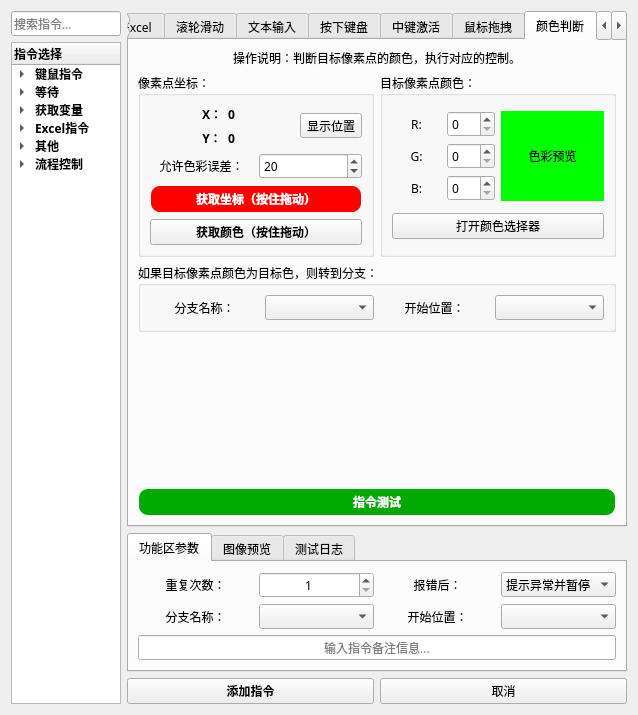
find-xposed-magisk/automatic_clicker_2, file Window/导航窗口.ui: the form before one commit.
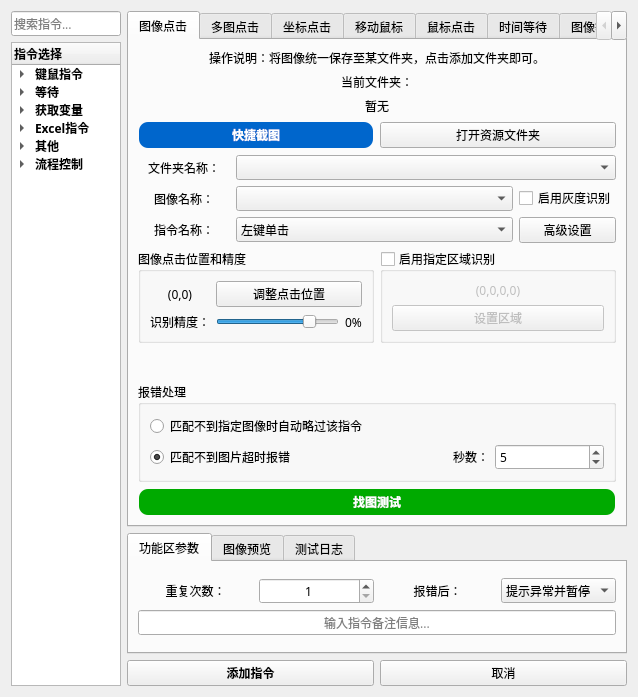
The form after the commit. The open tabs and pages were chosen to show the change. Icons and pictures are not drawn.

Commit message:
refactor(core): 移除分支功能相关代码并优化执行逻辑
- 删除 branchwin_ui.py 文件及其相关界面功能
- 从 icon.py 中移除 move_to_branch 图标资源
- 从 images.qrc 中移除移动到分支图片资源
- 从 main_work.py 中移除分支名称索引和分支表名列表相关变量
- 简化 execute_instructions 方法参数，移除分支索引参数
- 移除跳转分支指令类型及相关处理逻辑
- 移除变量判断和颜色判断指令类型
- 更新异常处理逻辑，移除分支跳转相关处理
- 从 mainwindow_ui.py 中移除分支管理相关的UI组件
- 重命名异常处理列标题为异常处理
- 在 node.py 中添加节点位置改变时的自动连接功能
- 更新 README.md 数据库说明文档

```diff
--- a/Window/导航窗口.ui
+++ b/Window/导航窗口.ui
@@ -5196,608 +5196,6 @@
          </item>
         </layout>
        </widget>
-       <widget class="QWidget" name="tab_46">
-        <attribute name="title">
-         <string>颜色判断</string>
-        </attribute>
-        <layout class="QVBoxLayout" name="verticalLayout_88">
-         <item>
-          <widget class="QLabel" name="label_187">
-           <property name="sizePolicy">
-            <sizepolicy hsizetype="Preferred" vsizetype="Preferred">
-             <horstretch>0</horstretch>
-             <verstretch>0</verstretch>
-            </sizepolicy>
-           </property>
-           <property name="text">
-            <string>操作说明：判断目标像素点的颜色，执行对应的控制。</string>
-           </property>
-           <property name="alignment">
-            <set>Qt::AlignmentFlag::AlignCenter</set>
-           </property>
-           <property name="wordWrap">
-            <bool>false</bool>
-           </property>
-           <property name="margin">
-            <number>0</number>
-           </property>
-           <property name="indent">
-            <number>-1</number>
-           </property>
-           <property name="openExternalLinks">
-            <bool>false</bool>
-           </property>
-          </widget>
-         </item>
-         <item>
-          <layout class="QHBoxLayout" name="horizontalLayout_39" stretch="1,1">
-           <item>
-            <widget class="QGroupBox" name="groupBox_82">
-             <property name="title">
-              <string>像素点坐标：</string>
-             </property>
-             <layout class="QGridLayout" name="gridLayout_80">
-              <item row="0" column="3">
-               <spacer name="horizontalSpacer_29">
-                <property name="orientation">
-                 <enum>Qt::Orientation::Horizontal</enum>
-                </property>
-                <property name="sizeHint" stdset="0">
-                 <size>
-                  <width>91</width>
-                  <height>20</height>
-                 </size>
-                </property>
-               </spacer>
-              </item>
-              <item row="3" column="0" colspan="5">
-               <widget class="QPushButton" name="pushButton_82">
-                <property name="font">
-                 <font>
-                  <family>微软雅黑</family>
-                  <bold>true</bold>
-                 </font>
-                </property>
-                <property name="text">
-                 <string>获取颜色（按住拖动）</string>
-                </property>
-               </widget>
-              </item>
-              <item row="0" column="1">
-               <layout class="QGridLayout" name="gridLayout_79">
-                <item row="0" column="0">
-                 <widget class="QLabel" name="label_192">
-                  <property name="font">
-                   <font>
-                    <family>微软雅黑</family>
-                    <bold>true</bold>
-                   </font>
-                  </property>
-                  <property name="text">
-                   <string>X：</string>
-                  </property>
-                  <property name="alignment">
-                   <set>Qt::AlignmentFlag::AlignCenter</set>
-                  </property>
-                 </widget>
-                </item>
-                <item row="0" column="1">
-                 <widget class="QLabel" name="label_197">
-                  <property name="font">
-                   <font>
-                    <family>微软雅黑</family>
-                    <bold>true</bold>
-                   </font>
-                  </property>
-                  <property name="text">
-                   <string>0</string>
-                  </property>
-                  <property name="alignment">
-                   <set>Qt::AlignmentFlag::AlignCenter</set>
-                  </property>
-                 </widget>
-                </item>
-                <item row="1" column="0">
-                 <widget class="QLabel" name="label_196">
-                  <property name="font">
-                   <font>
-                    <family>微软雅黑</family>
-                    <bold>true</bold>
-                   </font>
-                  </property>
-                  <property name="text">
-                   <string>Y：</string>
-                  </property>
-                  <property name="alignment">
-                   <set>Qt::AlignmentFlag::AlignCenter</set>
-                  </property>
-                 </widget>
-                </item>
-                <item row="1" column="1">
-                 <widget class="QLabel" name="label_195">
-                  <property name="font">
-                   <font>
-                    <family>微软雅黑</family>
-                    <bold>true</bold>
-                   </font>
-                  </property>
-                  <property name="text">
-                   <string>0</string>
-                  </property>
-                  <property name="alignment">
-                   <set>Qt::AlignmentFlag::AlignCenter</set>
-                  </property>
-                 </widget>
-                </item>
-               </layout>
-              </item>
-              <item row="0" column="0">
-               <spacer name="horizontalSpacer_27">
-                <property name="orientation">
-                 <enum>Qt::Orientation::Horizontal</enum>
-                </property>
-                <property name="sizeHint" stdset="0">
-                 <size>
-                  <width>91</width>
-                  <height>20</height>
-                 </size>
-                </property>
-               </spacer>
-              </item>
-              <item row="1" column="0" colspan="5">
-               <layout class="QHBoxLayout" name="horizontalLayout_40">
-                <item>
-                 <widget class="QLabel" name="label_198">
-                  <property name="text">
-                   <string>允许色彩误差：</string>
-                  </property>
-                  <property name="alignment">
-                   <set>Qt::AlignmentFlag::AlignCenter</set>
-                  </property>
-                 </widget>
-                </item>
-                <item>
-                 <widget class="QSpinBox" name="spinBox_31">
-                  <property name="maximum">
-                   <number>255</number>
-                  </property>
-                  <property name="value">
-                   <number>20</number>
-                  </property>
-                 </widget>
-                </item>
-               </layout>
-              </item>
-              <item row="2" column="0" colspan="5">
-               <widget class="QPushButton" name="pushButton_79">
-                <property name="font">
-                 <font>
-                  <family>Microsoft YaHei</family>
-                  <bold>true</bold>
-                 </font>
-                </property>
-                <property name="styleSheet">
-                 <string notr="true">QPushButton {
-    background-color: red;
-    color: white;
-    border-radius: 10px; /* 设置圆角半径 */
-    font-family: 'Microsoft YaHei'; /* 设置字体为微软雅黑 */
-    padding: 3px 5px; /* 设置内边距，使按钮看起来更美观 */
-border: 2px solid transparent; /* 设置边框为透明 */
-}
-
-QPushButton:hover {
-    background-color: rgb(170, 0, 0); /* 设置鼠标悬停时的背景颜色 */
-}
-
-QPushButton:pressed {
-    background-color: rgb(85, 85, 127); /* 设置按钮按下时的背景颜色 */
-}</string>
-                </property>
-                <property name="text">
-                 <string>获取坐标（按住拖动）</string>
-                </property>
-               </widget>
-              </item>
-              <item row="0" column="4">
-               <widget class="QToolButton" name="toolButton_3">
-                <property name="text">
-                 <string>显示位置</string>
-                </property>
-                <property name="icon">
-                 <iconset resource="../images.qrc">
-                  <normaloff>:/按钮图标/Window/qss_icons/calendar_nextmonth.png</normaloff>:/按钮图标/Window/qss_icons/calendar_nextmonth.png</iconset>
-                </property>
-               </widget>
-              </item>
-             </layout>
-            </widget>
-           </item>
-           <item>
-            <widget class="QGroupBox" name="groupBox_81">
-             <property name="title">
-              <string>目标像素点颜色：</string>
-             </property>
-             <layout class="QGridLayout" name="gridLayout_77">
-              <item row="0" column="0">
-               <layout class="QGridLayout" name="gridLayout_76">
-                <item row="0" column="0">
-                 <widget class="QLabel" name="label_188">
-                  <property name="text">
-                   <string>R:</string>
-                  </property>
-                  <property name="alignment">
-                   <set>Qt::AlignmentFlag::AlignCenter</set>
-                  </property>
-                 </widget>
-                </item>
-                <item row="0" column="1">
-                 <widget class="QSpinBox" name="spinBox_26">
-                  <property name="maximum">
-                   <number>255</number>
-                  </property>
-                 </widget>
-                </item>
-                <item row="1" column="1">
-                 <widget class="QSpinBox" name="spinBox_29">
-                  <property name="maximum">
-                   <number>255</number>
-                  </property>
-                 </widget>
-                </item>
-                <item row="1" column="0">
-                 <widget class="QLabel" name="label_189">
-                  <property name="text">
-                   <string>G:</string>
-                  </property>
-                  <property name="alignment">
-                   <set>Qt::AlignmentFlag::AlignCenter</set>
-                  </property>
-                 </widget>
-                </item>
-                <item row="2" column="0">
-                 <widget class="QLabel" name="label_190">
-                  <property name="text">
-                   <string>B:</string>
-                  </property>
-                  <property name="alignment">
-                   <set>Qt::AlignmentFlag::AlignCenter</set>
-                  </property>
-                 </widget>
-                </item>
-                <item row="2" column="1">
-                 <widget class="QSpinBox" name="spinBox_30">
-                  <property name="maximum">
-                   <number>255</number>
-                  </property>
-                 </widget>
-                </item>
-               </layout>
-              </item>
-              <item row="0" column="1">
-               <widget class="QLabel" name="label_191">
-                <property name="styleSheet">
-                 <string notr="true">background-color: rgb(0, 255, 0);</string>
-                </property>
-                <property name="text">
-                 <string>色彩预览</string>
-                </property>
-                <property name="alignment">
-                 <set>Qt::AlignmentFlag::AlignCenter</set>
-                </property>
-               </widget>
-              </item>
-              <item row="1" column="0" colspan="2">
-               <widget class="QPushButton" name="pushButton_80">
-                <property name="text">
-                 <string>打开颜色选择器</string>
-                </property>
-               </widget>
-              </item>
-             </layout>
-            </widget>
-           </item>
-          </layout>
-         </item>
-         <item>
-          <widget class="QGroupBox" name="groupBox_83">
-           <property name="title">
-            <string>如果目标像素点颜色为目标色，则转到分支：</string>
-           </property>
-           <layout class="QVBoxLayout" name="verticalLayout_89">
-            <item>
-             <layout class="QGridLayout" name="gridLayout_78" columnstretch="1,1,1,1">
-              <item row="0" column="0">
-               <widget class="QLabel" name="label_193">
-                <property name="enabled">
-                 <bool>true</bool>
-                </property>
-                <property name="text">
-                 <string>分支名称：</string>
-                </property>
-                <property name="alignment">
-                 <set>Qt::AlignmentFlag::AlignCenter</set>
-                </property>
-               </widget>
-              </item>
-              <item row="0" column="1">
-               <widget class="QComboBox" name="comboBox_74">
-                <property name="enabled">
-                 <bool>true</bool>
-                </property>
-               </widget>
-              </item>
-              <item row="0" column="3">
-               <widget class="QComboBox" name="comboBox_75">
-                <property name="enabled">
-                 <bool>true</bool>
-                </property>
-               </widget>
-              </item>
-              <item row="0" column="2">
-               <widget class="QLabel" name="label_194">
-                <property name="enabled">
-                 <bool>true</bool>
-                </property>
-                <property name="text">
-                 <string>开始位置：</string>
-                </property>
-                <property name="alignment">
-                 <set>Qt::AlignmentFlag::AlignCenter</set>
-                </property>
-               </widget>
-              </item>
-             </layout>
-            </item>
-           </layout>
-          </widget>
-         </item>
-         <item>
-          <spacer name="verticalSpacer_41">
-           <property name="orientation">
-            <enum>Qt::Orientation::Vertical</enum>
-           </property>
-           <property name="sizeHint" stdset="0">
-            <size>
-             <width>20</width>
-             <height>189</height>
-            </size>
-           </property>
-          </spacer>
-         </item>
-         <item>
-          <widget class="QPushButton" name="pushButton_81">
-           <property name="palette">
-            <palette>
-             <active>
-              <colorrole role="WindowText">
-               <brush brushstyle="SolidPattern">
-                <color alpha="255">
-                 <red>255</red>
-                 <green>255</green>
-                 <blue>255</blue>
-                </color>
-               </brush>
-              </colorrole>
-              <colorrole role="Button">
-               <brush brushstyle="SolidPattern">
-                <color alpha="255">
-                 <red>0</red>
-                 <green>170</green>
-                 <blue>0</blue>
-                </color>
-               </brush>
-              </colorrole>
-              <colorrole role="Text">
-               <brush brushstyle="SolidPattern">
-                <color alpha="255">
-                 <red>255</red>
-                 <green>255</green>
-                 <blue>255</blue>
-                </color>
-               </brush>
-              </colorrole>
-              <colorrole role="ButtonText">
-               <brush brushstyle="SolidPattern">
-                <color alpha="255">
-                 <red>255</red>
-                 <green>255</green>
-                 <blue>255</blue>
-                </color>
-               </brush>
-              </colorrole>
-              <colorrole role="Base">
-               <brush brushstyle="SolidPattern">
-                <color alpha="255">
-                 <red>0</red>
-                 <green>170</green>
-                 <blue>0</blue>
-                </color>
-               </brush>
-              </colorrole>
-              <colorrole role="Window">
-               <brush brushstyle="SolidPattern">
-                <color alpha="255">
-                 <red>0</red>
-                 <green>170</green>
-                 <blue>0</blue>
-                </color>
-               </brush>
-              </colorrole>
-              <colorrole role="PlaceholderText">
-               <brush brushstyle="NoBrush">
-                <color alpha="128">
-                 <red>255</red>
-                 <green>255</green>
-                 <blue>255</blue>
-                </color>
-               </brush>
-              </colorrole>
-             </active>
-             <inactive>
-              <colorrole role="WindowText">
-               <brush brushstyle="SolidPattern">
-                <color alpha="255">
-                 <red>255</red>
-                 <green>255</green>
-                 <blue>255</blue>
-                </color>
-               </brush>
-              </colorrole>
-              <colorrole role="Button">
-               <brush brushstyle="SolidPattern">
-                <color alpha="255">
-                 <red>0</red>
-                 <green>170</green>
-                 <blue>0</blue>
-                </color>
-               </brush>
-              </colorrole>
-              <colorrole role="Text">
-               <brush brushstyle="SolidPattern">
-                <color alpha="255">
-                 <red>255</red>
-                 <green>255</green>
-                 <blue>255</blue>
-                </color>
-               </brush>
-              </colorrole>
-              <colorrole role="ButtonText">
-               <brush brushstyle="SolidPattern">
-                <color alpha="255">
-                 <red>255</red>
-                 <green>255</green>
-                 <blue>255</blue>
-                </color>
-               </brush>
-              </colorrole>
-              <colorrole role="Base">
-               <brush brushstyle="SolidPattern">
-                <color alpha="255">
-                 <red>0</red>
-                 <green>170</green>
-                 <blue>0</blue>
-                </color>
-               </brush>
-              </colorrole>
-              <colorrole role="Window">
-               <brush brushstyle="SolidPattern">
-                <color alpha="255">
-                 <red>0</red>
-                 <green>170</green>
-                 <blue>0</blue>
-                </color>
-               </brush>
-              </colorrole>
-              <colorrole role="PlaceholderText">
-               <brush brushstyle="NoBrush">
-                <color alpha="128">
-                 <red>255</red>
-                 <green>255</green>
-                 <blue>255</blue>
-                </color>
-               </brush>
-              </colorrole>
-             </inactive>
-             <disabled>
-              <colorrole role="WindowText">
-               <brush brushstyle="SolidPattern">
-                <color alpha="255">
-                 <red>255</red>
-                 <green>255</green>
-                 <blue>255</blue>
-                </color>
-               </brush>
-              </colorrole>
-              <colorrole role="Button">
-               <brush brushstyle="SolidPattern">
-                <color alpha="255">
-                 <red>0</red>
-                 <green>170</green>
-                 <blue>0</blue>
-                </color>
-               </brush>
-              </colorrole>
-              <colorrole role="Text">
-               <brush brushstyle="SolidPattern">
-                <color alpha="255">
-                 <red>255</red>
-                 <green>255</green>
-                 <blue>255</blue>
-                </color>
-               </brush>
-              </colorrole>
-              <colorrole role="ButtonText">
-               <brush brushstyle="SolidPattern">
-                <color alpha="92">
-                 <red>0</red>
-                 <green>0</green>
-                 <blue>0</blue>
-                </color>
-               </brush>
-              </colorrole>
-              <colorrole role="Base">
-               <brush brushstyle="SolidPattern">
-                <color alpha="255">
-                 <red>0</red>
-                 <green>170</green>
-                 <blue>0</blue>
-                </color>
-               </brush>
-              </colorrole>
-              <colorrole role="Window">
-               <brush brushstyle="SolidPattern">
-                <color alpha="255">
-                 <red>0</red>
-                 <green>170</green>
-                 <blue>0</blue>
-                </color>
-               </brush>
-              </colorrole>
-              <colorrole role="PlaceholderText">
-               <brush brushstyle="NoBrush">
-                <color alpha="128">
-                 <red>255</red>
-                 <green>255</green>
-                 <blue>255</blue>
-                </color>
-               </brush>
-              </colorrole>
-             </disabled>
-            </palette>
-           </property>
-           <property name="font">
-            <font>
-             <family>Microsoft YaHei</family>
-             <bold>true</bold>
-            </font>
-           </property>
-           <property name="styleSheet">
-            <string notr="true">QPushButton {
-    background-color: rgb(0, 170, 0);
-    color: white;
-    border-radius: 10px; /* 设置圆角半径 */
-    font-family: 'Microsoft YaHei'; /* 设置字体为微软雅黑 */
-    padding: 3px 5px; /* 设置内边距，使按钮看起来更美观 */
-    border: 2px solid transparent; /* 设置边框为透明 */
-}
-
-QPushButton:hover {
-    background-color: rgb(0, 150, 0); /* 设置鼠标悬停时的背景颜色 */
-}
-
-QPushButton:pressed {
-    background-color: rgb(0, 100, 0); /* 设置按钮按下时的背景颜色 */
-}
-</string>
-           </property>
-           <property name="text">
-            <string>指令测试</string>
-           </property>
-          </widget>
-         </item>
-        </layout>
-       </widget>
        <widget class="QWidget" name="tab_10">
         <attribute name="title">
          <string>信息录入</string>
@@ -8906,61 +8304,6 @@
          </item>
         </layout>
        </widget>
-       <widget class="QWidget" name="tab_30">
-        <attribute name="title">
-         <string>跳转分支</string>
-        </attribute>
-        <layout class="QVBoxLayout" name="verticalLayout_71">
-         <item>
-          <widget class="QGroupBox" name="groupBox_37">
-           <property name="title">
-            <string>跳转分支</string>
-           </property>
-           <layout class="QGridLayout" name="gridLayout_42" columnstretch="1,1,1,1">
-            <item row="0" column="0">
-             <widget class="QLabel" name="label_126">
-              <property name="text">
-               <string>分支名称：</string>
-              </property>
-              <property name="alignment">
-               <set>Qt::AlignmentFlag::AlignCenter</set>
-              </property>
-             </widget>
-            </item>
-            <item row="0" column="1">
-             <widget class="QComboBox" name="comboBox_37"/>
-            </item>
-            <item row="0" column="2">
-             <widget class="QLabel" name="label_127">
-              <property name="text">
-               <string>开始位置：</string>
-              </property>
-              <property name="alignment">
-               <set>Qt::AlignmentFlag::AlignCenter</set>
-              </property>
-             </widget>
-            </item>
-            <item row="0" column="3">
-             <widget class="QComboBox" name="comboBox_38"/>
-            </item>
-           </layout>
-          </widget>
-         </item>
-         <item>
-          <spacer name="verticalSpacer_23">
-           <property name="orientation">
-            <enum>Qt::Orientation::Vertical</enum>
-           </property>
-           <property name="sizeHint" stdset="0">
-            <size>
-             <width>20</width>
-             <height>413</height>
-            </size>
-           </property>
-          </spacer>
-         </item>
-        </layout>
-       </widget>
        <widget class="QWidget" name="tab_31">
         <attribute name="title">
          <string>终止流程</string>
@@ -9994,177 +9337,6 @@
          </item>
         </layout>
        </widget>
-       <widget class="QWidget" name="tab_36">
-        <attribute name="title">
-         <string>变量判断</string>
-        </attribute>
-        <layout class="QVBoxLayout" name="verticalLayout_41">
-         <item>
-          <widget class="QGroupBox" name="groupBox_48">
-           <property name="title">
-            <string>如果（变量比较）：</string>
-           </property>
-           <property name="checkable">
-            <bool>false</bool>
-           </property>
-           <layout class="QVBoxLayout" name="verticalLayout_78">
-            <item>
-             <layout class="QGridLayout" name="gridLayout_53">
-              <item row="1" column="2">
-               <widget class="QComboBox" name="comboBox_51"/>
-              </item>
-              <item row="0" column="0">
-               <widget class="QLabel" name="label_143">
-                <property name="text">
-                 <string>变量1：</string>
-                </property>
-               </widget>
-              </item>
-              <item row="0" column="2">
-               <widget class="QLabel" name="label_144">
-                <property name="text">
-                 <string>变量2：</string>
-                </property>
-               </widget>
-              </item>
-              <item row="1" column="0">
-               <widget class="QComboBox" name="comboBox_49"/>
-              </item>
-              <item row="1" column="1">
-               <widget class="QComboBox" name="comboBox_50">
-                <item>
-                 <property name="text">
-                  <string>=</string>
-                 </property>
-                </item>
-                <item>
-                 <property name="text">
-                  <string>≠</string>
-                 </property>
-                </item>
-                <item>
-                 <property name="text">
-                  <string>&gt;</string>
-                 </property>
-                </item>
-                <item>
-                 <property name="text">
-                  <string>&lt;</string>
-                 </property>
-                </item>
-                <item>
-                 <property name="text">
-                  <string>包含</string>
-                 </property>
-                </item>
-               </widget>
-              </item>
-              <item row="2" column="1">
-               <widget class="QPushButton" name="pushButton_38">
-                <property name="font">
-                 <font>
-                  <family>微软雅黑</family>
-                  <bold>true</bold>
-                 </font>
-                </property>
-                <property name="text">
-                 <string>设置变量</string>
-                </property>
-               </widget>
-              </item>
-              <item row="2" column="0">
-               <widget class="QComboBox" name="comboBox_54">
-                <item>
-                 <property name="text">
-                  <string>字符串</string>
-                 </property>
-                </item>
-                <item>
-                 <property name="text">
-                  <string>数字</string>
-                 </property>
-                </item>
-                <item>
-                 <property name="text">
-                  <string>日期或时间</string>
-                 </property>
-                </item>
-               </widget>
-              </item>
-              <item row="2" column="2">
-               <widget class="QComboBox" name="comboBox_55">
-                <item>
-                 <property name="text">
-                  <string>字符串</string>
-                 </property>
-                </item>
-                <item>
-                 <property name="text">
-                  <string>数字</string>
-                 </property>
-                </item>
-                <item>
-                 <property name="text">
-                  <string>日期或时间</string>
-                 </property>
-                </item>
-               </widget>
-              </item>
-             </layout>
-            </item>
-           </layout>
-          </widget>
-         </item>
-         <item>
-          <widget class="QGroupBox" name="groupBox_49">
-           <property name="title">
-            <string>则跳转分支：</string>
-           </property>
-           <layout class="QHBoxLayout" name="horizontalLayout_18" stretch="1,1,1,1">
-            <item>
-             <widget class="QLabel" name="label_146">
-              <property name="text">
-               <string>分支名称：</string>
-              </property>
-              <property name="alignment">
-               <set>Qt::AlignmentFlag::AlignCenter</set>
-              </property>
-             </widget>
-            </item>
-            <item>
-             <widget class="QComboBox" name="comboBox_52"/>
-            </item>
-            <item>
-             <widget class="QLabel" name="label_145">
-              <property name="text">
-               <string>开始位置：</string>
-              </property>
-              <property name="alignment">
-               <set>Qt::AlignmentFlag::AlignCenter</set>
-              </property>
-             </widget>
-            </item>
-            <item>
-             <widget class="QComboBox" name="comboBox_53"/>
-            </item>
-           </layout>
-          </widget>
-         </item>
-         <item>
-          <spacer name="verticalSpacer_31">
-           <property name="orientation">
-            <enum>Qt::Orientation::Vertical</enum>
-           </property>
-           <property name="sizeHint" stdset="0">
-            <size>
-             <width>20</width>
-             <height>270</height>
-            </size>
-           </property>
-          </spacer>
-         </item>
-        </layout>
-       </widget>
        <widget class="QWidget" name="tab_37">
         <attribute name="title">
          <string>运行Python</string>
@@ -11945,13 +11117,6 @@
              </property>
             </widget>
            </item>
-           <item row="1" column="3">
-            <widget class="QComboBox" name="comboBox_11">
-             <property name="enabled">
-              <bool>true</bool>
-             </property>
-            </widget>
-           </item>
            <item row="2" column="0" colspan="4">
             <widget class="QLineEdit" name="lineEdit_5">
              <property name="alignment">
@@ -11999,33 +11164,6 @@
              </property>
             </widget>
            </item>
-           <item row="1" column="0">
-            <widget class="QLabel" name="label_34">
-             <property name="text">
-              <string>分支名称：</string>
-             </property>
-             <property name="alignment">
-              <set>Qt::AlignmentFlag::AlignCenter</set>
-             </property>
-            </widget>
-           </item>
-           <item row="1" column="2">
-            <widget class="QLabel" name="label_35">
-             <property name="text">
-              <string>开始位置：</string>
-             </property>
-             <property name="alignment">
-              <set>Qt::AlignmentFlag::AlignCenter</set>
-             </property>
-            </widget>
-           </item>
-           <item row="1" column="1">
-            <widget class="QComboBox" name="comboBox_10">
-             <property name="enabled">
-              <bool>true</bool>
-             </property>
-            </widget>
-           </item>
            <item row="0" column="0">
             <widget class="QLabel" name="label_21">
              <property name="text">
```
Left out of the diff: 204 changed lines with no effect on the pictures. The commit also changes 27 other files.
